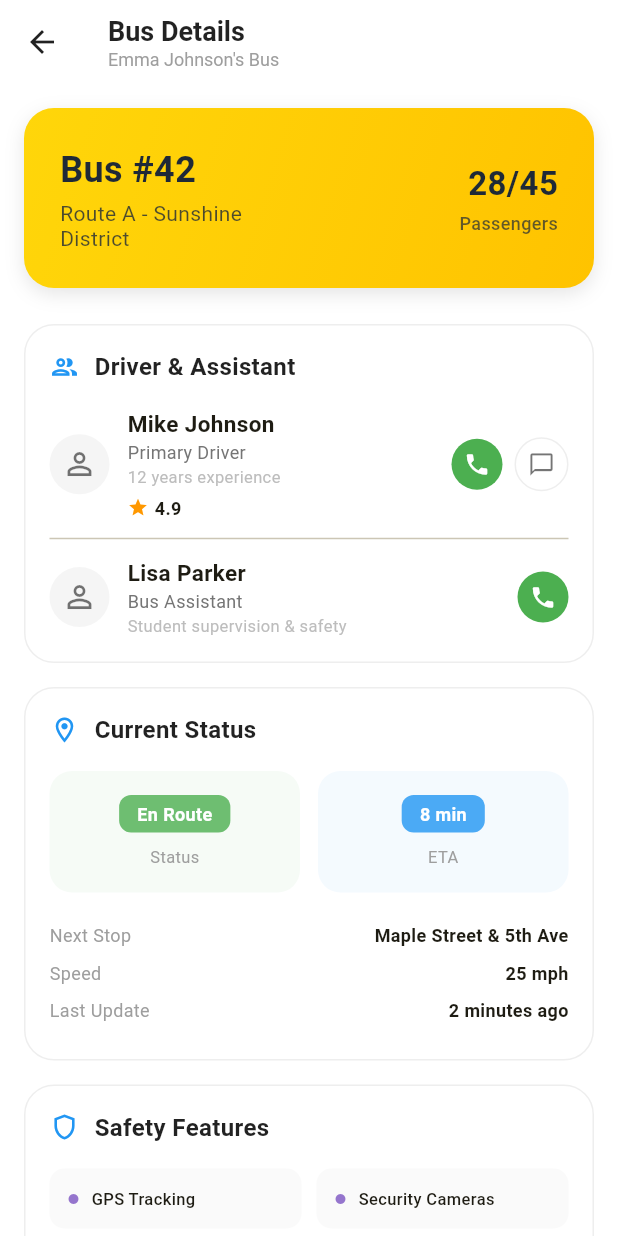
After one commit to Chathunka0723/guardiango, a Flutter app: the BusDetailsScreen screen opened directly, on a phone screen of 412 x 824 dp. The commit adds this screen. Run offline on Flutter 3.47's test engine with Material 3 defaults, Android fonts, the phone set to English and light mode, and no system bars; our stand-ins replace supabase_flutter; accounts and stored records are empty.

Commit message:
Added the parents_bus_details.dart page

```diff
--- /dev/null
+++ b/guardiango_app_flutter/lib/parent_bus_details.dart
@@ -0,0 +1,450 @@
+import 'package:flutter/material.dart';
+
+class BusDetailsScreen extends StatelessWidget {
+  const BusDetailsScreen({super.key});
+
+  @override
+  Widget build(BuildContext context) {
+    return Scaffold(
+      backgroundColor: Colors.white,
+      appBar: AppBar(
+        backgroundColor: Colors.white,
+        elevation: 0,
+        leading: IconButton(
+          icon: const Icon(Icons.arrow_back, color: Colors.black87),
+          onPressed: () => Navigator.pop(context),
+        ),
+        title: Column(
+          crossAxisAlignment: CrossAxisAlignment.start,
+          children: [
+            const Text(
+              "Bus Details",
+              style: TextStyle(
+                  color: Colors.black87,
+                  fontSize: 18,
+                  fontWeight: FontWeight.bold),
+            ),
+            Text(
+              "Emma Johnson's Bus",
+              style: TextStyle(color: Colors.grey.shade500, fontSize: 12),
+            ),
+          ],
+        ),
+      ),
+      body: SingleChildScrollView(
+        child: Column(
+          children: [
+            // 1. YELLOW BUS INFO HEADER
+            Container(
+              width: double.infinity,
+              margin: const EdgeInsets.all(16),
+              padding: const EdgeInsets.all(24),
+              decoration: BoxDecoration(
+                gradient: const LinearGradient(
+                  colors: [Color(0xFFFFD60A), Color(0xFFFFC300)],
+                  begin: Alignment.topLeft,
+                  end: Alignment.bottomRight,
+                ),
+                borderRadius: BorderRadius.circular(20),
+                boxShadow: [
+                  BoxShadow(
+                    color: Colors.black.withOpacity(0.1),
+                    blurRadius: 10,
+                    offset: const Offset(0, 4),
+                  ),
+                ],
+              ),
+              child: Row(
+                mainAxisAlignment: MainAxisAlignment.spaceBetween,
+                children: [
+                  Column(
+                    crossAxisAlignment: CrossAxisAlignment.start,
+                    children: [
+                      const Text(
+                        "Bus #42",
+                        style: TextStyle(
+                          fontSize: 24,
+                          fontWeight: FontWeight.bold,
+                          color: Color(0xFF1F2937),
+                        ),
+                      ),
+                      const SizedBox(height: 4),
+                      Text(
+                        "Route A - Sunshine\nDistrict",
+                        style: TextStyle(
+                          fontSize: 14,
+                          color: const Color(0xFF1F2937).withOpacity(0.8),
+                          height: 1.2,
+                        ),
+                      ),
+                    ],
+                  ),
+                  Column(
+                    crossAxisAlignment: CrossAxisAlignment.end,
+                    children: [
+                      const Text(
+                        "28/45",
+                        style: TextStyle(
+                          fontSize: 22,
+                          fontWeight: FontWeight.bold,
+                          color: Color(0xFF1F2937),
+                        ),
+                      ),
+                      const SizedBox(height: 2),
+                      Text(
+                        "Passengers",
+                        style: TextStyle(
+                          fontSize: 12,
+                          fontWeight: FontWeight.w500,
+                          color: const Color(0xFF1F2937).withOpacity(0.7),
+                        ),
+                      ),
+                    ],
+                  ),
+                ],
+              ),
+            ),
+
+            // 2. DRIVER & ASSISTANT SECTION
+            _buildSectionCard(
+              title: "Driver & Assistant",
+              icon: Icons.group_outlined,
+              child: Column(
+                children: [
+                  _buildPersonTile(
+                    name: "Mike Johnson",
+                    role: "Primary Driver",
+                    sub: "12 years experience",
+                    rating: "4.9",
+                    showChat: true,
+                  ),
+                  const Divider(height: 24),
+                  _buildPersonTile(
+                    name: "Lisa Parker",
+                    role: "Bus Assistant",
+                    sub: "Student supervision & safety",
+                    showChat: false,
+                  ),
+                ],
+              ),
+            ),
+
+            // 3. CURRENT STATUS SECTION
+            _buildSectionCard(
+              title: "Current Status",
+              icon: Icons.location_on_outlined,
+              child: Column(
+                children: [
+                  Row(
+                    children: [
+                      _buildStatusBox("En Route", Colors.green, "Status"),
+                      const SizedBox(width: 12),
+                      _buildStatusBox("8 min", Colors.blue, "ETA"),
+                    ],
+                  ),
+                  const SizedBox(height: 20),
+                  _buildDataRow("Next Stop", "Maple Street & 5th Ave"),
+                  _buildDataRow("Speed", "25 mph"),
+                  _buildDataRow("Last Update", "2 minutes ago"),
+                ],
+              ),
+            ),
+
+            // 4. SAFETY FEATURES (Fixed Alignment)
+            _buildSectionCard(
+              title: "Safety Features",
+              icon: Icons.shield_outlined,
+              child: Column(
+                children: [
+                  Row(
+                    children: [
+                      Expanded(child: _buildTag("GPS Tracking")),
+                      const SizedBox(width: 10),
+                      Expanded(child: _buildTag("Security Cameras")),
+                    ],
+                  ),
+                  const SizedBox(height: 10),
+                  Row(
+                    children: [
+                      Expanded(child: _buildTag("Emergency Exit")),
+                      const SizedBox(width: 10),
+                      Expanded(child: _buildTag("First Aid Kit")),
+                    ],
+                  ),
+                  const SizedBox(height: 10),
+                  Row(
+                    children: [
+                      Expanded(child: _buildTag("Fire Extinguisher")),
+                      const SizedBox(width: 10),
+                      Expanded(child: _buildTag("Two-way Radio")),
+                    ],
+                  ),
+                ],
+              ),
+            ),
+
+            // 5. MAINTENANCE
+            _buildSectionCard(
+              title: "Maintenance",
+              icon: Icons.build_outlined,
+              child: Column(
+                children: [
+                  Row(
+                    mainAxisAlignment: MainAxisAlignment.spaceBetween,
+                    children: [
+                      _buildMaintenanceCol("Last Service", "7/15/2024"),
+                      _buildMaintenanceCol("Next Service", "8/15/2024"),
+                    ],
+                  ),
+                  const SizedBox(height: 15),
+                  Container(
+                    padding: const EdgeInsets.all(10),
+                    decoration: BoxDecoration(
+                      color: Colors.green.shade50,
+                      borderRadius: BorderRadius.circular(10),
+                    ),
+                    child: Row(
+                      children: [
+                        Icon(Icons.check_circle,
+                            color: Colors.green.shade600, size: 16),
+                        const SizedBox(width: 8),
+                        Text("All safety inspections up to date",
+                            style: TextStyle(
+                                color: Colors.green.shade700, fontSize: 12)),
+                      ],
+                    ),
+                  ),
+                ],
+              ),
+            ),
+
+            // 6. BOTTOM BUTTONS
+            Padding(
+              padding: const EdgeInsets.symmetric(horizontal: 16, vertical: 20),
+              child: Column(
+                children: [
+                  Row(
+                    children: [
+                      Expanded(
+                          child: _buildOutlineButton(
+                              Icons.location_searching, "Track Live")),
+                      const SizedBox(width: 12),
+                      Expanded(
+                          child: _buildOutlineButton(
+                              Icons.phone_in_talk, "Emergency")),
+                    ],
+                  ),
+                  const SizedBox(height: 16),
+                  Container(
+                    width: double.infinity,
+                    padding: const EdgeInsets.all(16),
+                    decoration: BoxDecoration(
+                      color: Colors.orange.shade50,
+                      borderRadius: BorderRadius.circular(15),
+                    ),
+                    child: OutlinedButton(
+                      onPressed: () {},
+                      style: OutlinedButton.styleFrom(
+                        side: const BorderSide(color: Colors.redAccent),
+                        shape: RoundedRectangleBorder(
+                            borderRadius: BorderRadius.circular(10)),
+                        backgroundColor: Colors.white,
+                      ),
+                      child: const Text("Report an Issue with this Bus",
+                          style: TextStyle(
+                              color: Colors.redAccent,
+                              fontWeight: FontWeight.bold)),
+                    ),
+                  ),
+                ],
+              ),
+            ),
+          ],
+        ),
+      ),
+    );
+  }
+
+  // --- UI HELPER METHODS ---
+
+  Widget _buildSectionCard(
+      {required String title, required IconData icon, required Widget child}) {
+    return Container(
+      margin: const EdgeInsets.symmetric(horizontal: 16, vertical: 8),
+      padding: const EdgeInsets.all(16),
+      decoration: BoxDecoration(
+        color: Colors.white,
+        borderRadius: BorderRadius.circular(20),
+        border: Border.all(color: Colors.grey.shade200),
+      ),
+      child: Column(
+        crossAxisAlignment: CrossAxisAlignment.start,
+        children: [
+          Row(
+            children: [
+              Icon(icon, color: Colors.blue, size: 20),
+              const SizedBox(width: 10),
+              Text(title,
+                  style: const TextStyle(
+                      fontSize: 16,
+                      fontWeight: FontWeight.bold,
+                      color: Colors.black87)),
+            ],
+          ),
+          const SizedBox(height: 16),
+          child,
+        ],
+      ),
+    );
+  }
+
+  Widget _buildPersonTile(
+      {required String name,
+      required String role,
+      required String sub,
+      String? rating,
+      bool showChat = false}) {
+    return Row(
+      children: [
+        CircleAvatar(
+          backgroundColor: Colors.grey.shade100,
+          child: const Icon(Icons.person_outline, color: Colors.black54),
+        ),
+        const SizedBox(width: 12),
+        Expanded(
+          child: Column(
+            crossAxisAlignment: CrossAxisAlignment.start,
+            children: [
+              Text(name,
+                  style: const TextStyle(
+                      fontWeight: FontWeight.bold, fontSize: 15)),
+              Text(role,
+                  style: TextStyle(color: Colors.grey.shade600, fontSize: 12)),
+              Text(sub,
+                  style: TextStyle(color: Colors.grey.shade400, fontSize: 11)),
+              if (rating != null) ...[
+                const SizedBox(height: 4),
+                Row(
+                  children: [
+                    const Icon(Icons.star, color: Colors.orange, size: 14),
+                    const SizedBox(width: 4),
+                    Text(rating,
+                        style: const TextStyle(
+                            fontSize: 12, fontWeight: FontWeight.bold)),
+                  ],
+                ),
+              ]
+            ],
+          ),
+        ),
+        _buildCircleIcon(Icons.phone, Colors.green),
+        if (showChat) ...[
+          const SizedBox(width: 8),
+          _buildCircleIcon(Icons.chat_bubble_outline, Colors.white,
+              iconColor: Colors.black54),
+        ]
+      ],
+    );
+  }
+
+  Widget _buildCircleIcon(IconData icon, Color bg,
+      {Color iconColor = Colors.white}) {
+    return Container(
+      padding: const EdgeInsets.all(8),
+      decoration: BoxDecoration(
+        color: bg,
+        shape: BoxShape.circle,
+        border:
+            bg == Colors.white ? Border.all(color: Colors.grey.shade200) : null,
+      ),
+      child: Icon(icon, color: iconColor, size: 18),
+    );
+  }
+
+  Widget _buildStatusBox(String val, Color color, String label) {
+    return Expanded(
+      child: Container(
+        padding: const EdgeInsets.symmetric(vertical: 16),
+        decoration: BoxDecoration(
+            color: color.withOpacity(0.05),
+            borderRadius: BorderRadius.circular(15)),
+        child: Column(
+          children: [
+            Container(
+              padding: const EdgeInsets.symmetric(horizontal: 12, vertical: 4),
+              decoration: BoxDecoration(
+                  color: color.withOpacity(0.8),
+                  borderRadius: BorderRadius.circular(8)),
+              child: Text(val,
+                  style: const TextStyle(
+                      color: Colors.white,
+                      fontWeight: FontWeight.bold,
+                      fontSize: 12)),
+            ),
+            const SizedBox(height: 8),
+            Text(label,
+                style: const TextStyle(color: Colors.grey, fontSize: 11)),
+          ],
+        ),
+      ),
+    );
+  }
+
+  Widget _buildDataRow(String label, String value) {
+    return Padding(
+      padding: const EdgeInsets.only(bottom: 8),
+      child: Row(
+        mainAxisAlignment: MainAxisAlignment.spaceBetween,
+        children: [
+          Text(label, style: const TextStyle(color: Colors.grey, fontSize: 12)),
+          Text(value,
+              style:
+                  const TextStyle(fontWeight: FontWeight.bold, fontSize: 12)),
+        ],
+      ),
+    );
+  }
+
+  Widget _buildTag(String text) {
+    return Container(
+      padding: const EdgeInsets.all(12),
+      decoration: BoxDecoration(
+          color: Colors.grey.shade50, borderRadius: BorderRadius.circular(10)),
+      child: Row(
+        children: [
+          Icon(Icons.circle, color: Colors.deepPurple.shade300, size: 8),
+          const SizedBox(width: 8),
+          Text(text,
+              style:
+                  const TextStyle(fontSize: 11, fontWeight: FontWeight.w500)),
+        ],
+      ),
+    );
+  }
+
+  Widget _buildMaintenanceCol(String label, String date) {
+    return Column(
+      crossAxisAlignment: CrossAxisAlignment.start,
+      children: [
+        Text(label, style: const TextStyle(color: Colors.grey, fontSize: 11)),
+        const SizedBox(height: 4),
+        Text(date,
+            style: const TextStyle(fontWeight: FontWeight.bold, fontSize: 14)),
+      ],
+    );
+  }
+
+  Widget _buildOutlineButton(IconData icon, String label) {
+    return OutlinedButton.icon(
+      onPressed: () {},
+      icon: Icon(icon, size: 16),
+      label: Text(label),
+      style: OutlinedButton.styleFrom(
+        foregroundColor: Colors.black87,
+        side: BorderSide(color: Colors.grey.shade300),
+        shape: RoundedRectangleBorder(borderRadius: BorderRadius.circular(12)),
+        padding: const EdgeInsets.symmetric(vertical: 12),
+      ),
+    );
+  }
+}
--- a/guardiango_app_flutter/lib/parent_home.dart
+++ b/guardiango_app_flutter/lib/parent_home.dart
@@ -7,6 +7,7 @@ import 'package:guardiango_app_flutter/parent_notification.dart';
 import 'package:guardiango_app_flutter/parent_setting.dart';
 import 'package:guardiango_app_flutter/student_info.dart';
 import 'package:guardiango_app_flutter/parent_login.dart';
+import 'package:guardiango_app_flutter/parent_bus_details.dart';
 
 class ParentHomeScreen extends StatefulWidget {
   const ParentHomeScreen({super.key});
@@ -128,7 +129,8 @@ class _ParentHomeScreenState extends State<ParentHomeScreen> {
           ),
           title: const Text(
             "Sign Out",
-            style: TextStyle(fontWeight: FontWeight.bold, color: Colors.black87),
+            style:
+                TextStyle(fontWeight: FontWeight.bold, color: Colors.black87),
           ),
           content: const Text(
             "Are you sure you want to sign out of your account?",
@@ -139,7 +141,8 @@ class _ParentHomeScreenState extends State<ParentHomeScreen> {
               onPressed: () => Navigator.pop(context),
               child: const Text(
                 "Cancel",
-                style: TextStyle(color: Colors.black54, fontWeight: FontWeight.w600),
+                style: TextStyle(
+                    color: Colors.black54, fontWeight: FontWeight.w600),
               ),
             ),
             ElevatedButton(
@@ -156,7 +159,8 @@ class _ParentHomeScreenState extends State<ParentHomeScreen> {
               ),
               child: const Text(
                 "Sign Out",
-                style: TextStyle(color: Colors.white, fontWeight: FontWeight.bold),
+                style:
+                    TextStyle(color: Colors.white, fontWeight: FontWeight.bold),
               ),
             ),
           ],
@@ -164,10 +168,6 @@ class _ParentHomeScreenState extends State<ParentHomeScreen> {
       },
     );
   }
-
-
-
-
 
   @override
   Widget build(BuildContext context) {
@@ -203,24 +203,23 @@ class _ParentHomeScreenState extends State<ParentHomeScreen> {
                           Navigator.push(
                             context,
                             MaterialPageRoute(
-                                    builder: (context) => const StudentDetailsPage()),
+                                builder: (context) =>
+                                    const StudentDetailsPage()),
                           );
                         }),
-
                         _buildGridCard(context, Icons.calendar_month_outlined,
                             "Attendance", "View records", Colors.purple, () {
                           Navigator.push(
                             context,
                             MaterialPageRoute(
-                                    builder: (context) => const AttendanceTrackerPage()),
+                                builder: (context) =>
+                                    const AttendanceTrackerPage()),
                           );
                         }),
-
                         _buildGridCard(context, Icons.access_time,
                             "Trip History", "Past journeys", Colors.green, () {
                           print("Navigating to Trip History...");
                         }),
-
                         _buildGridCard(context, Icons.chat_bubble_outline,
                             "Chat", "Contact Driver", Colors.orange, () {
                           print("Navigating to Chat...");
@@ -249,8 +248,13 @@ class _ParentHomeScreenState extends State<ParentHomeScreen> {
                     _buildListTile(
                         Icons.directions_bus_outlined, "Bus & Driver Details",
                         () {
-                      print("Navigating to Bus & Driver Details...");
+                      Navigator.push(
+                        context,
+                        MaterialPageRoute(
+                            builder: (context) => const BusDetailsScreen()),
+                      );
                     }),
+
                     _buildListTile(Icons.inventory_2_outlined, "Lost & Found",
                         () {
                       print("Navigating to Lost & Found...");
```
Lines whose indentation alone changed are shown as unchanged.
